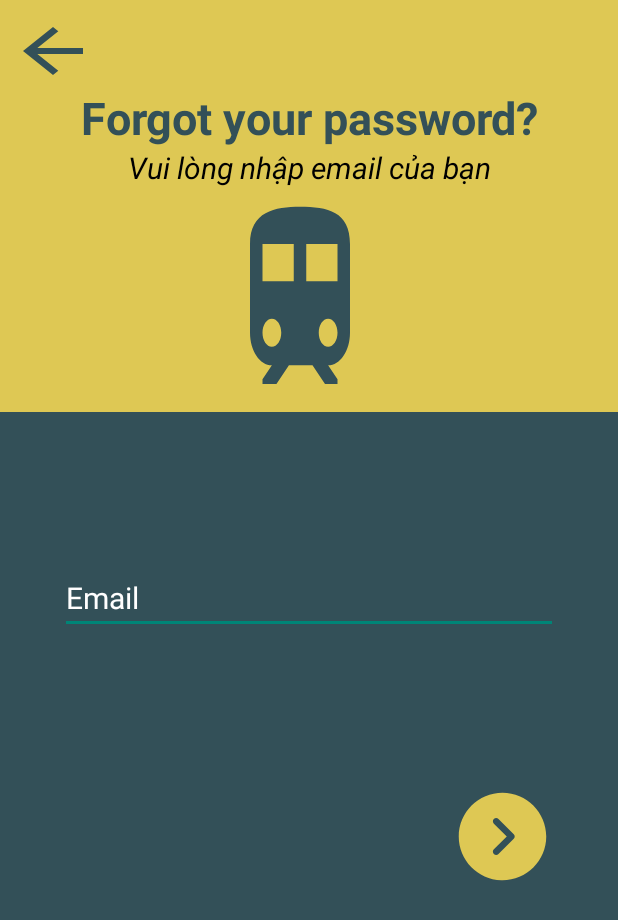
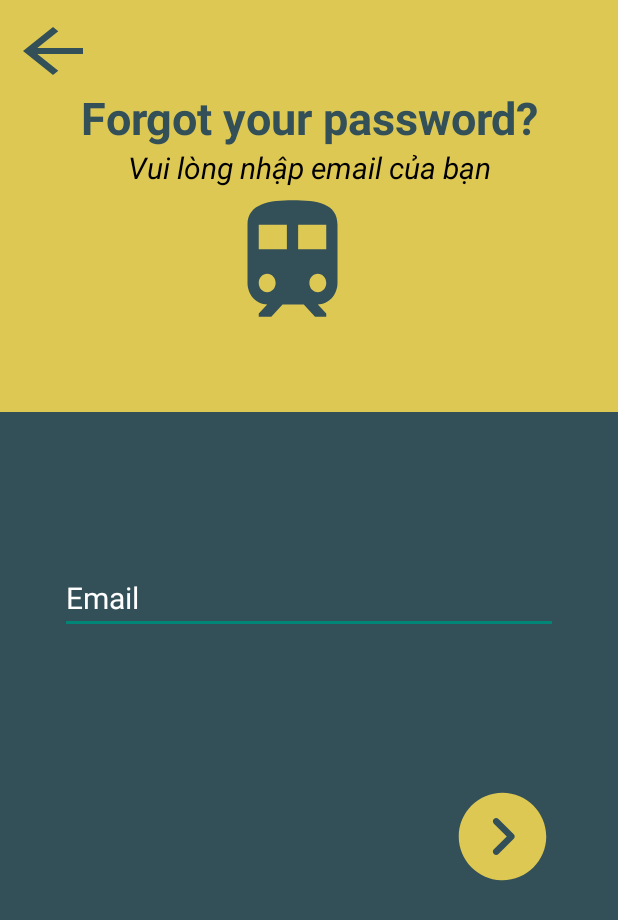
Before and after one commit to HangLe23/NT118_Nhom2_TripS, an Android app: the layout forgot_pass.xml on its own in the app's theme, with its tools: preview values and no code run, on a phone screen of 412 x 824 dp. Shown: the top 920 px of the screen. Run offline under Robolectric (Android 15) with nearby library versions, the phone set to English and light mode, and no system bars.

Commit message:
edit icon

```diff
--- a/app/src/main/res/layout/forgot_pass.xml
+++ b/app/src/main/res/layout/forgot_pass.xml
@@ -36,11 +36,12 @@
             android:textStyle="italic"
             android:textColor="@color/black"
             android:gravity="center"/>
+
         <TextView
-            android:layout_width="100dp"
-            android:layout_height="match_parent"
-            android:background="@drawable/ic_baseline_train"
-            android:layout_marginLeft="150dp"/>
+            android:layout_width="90dp"
+            android:layout_height="98dp"
+            android:layout_marginLeft="150dp"
+            android:background="@drawable/ic_baseline_train" />
 
     </LinearLayout>
     <LinearLayout
```
